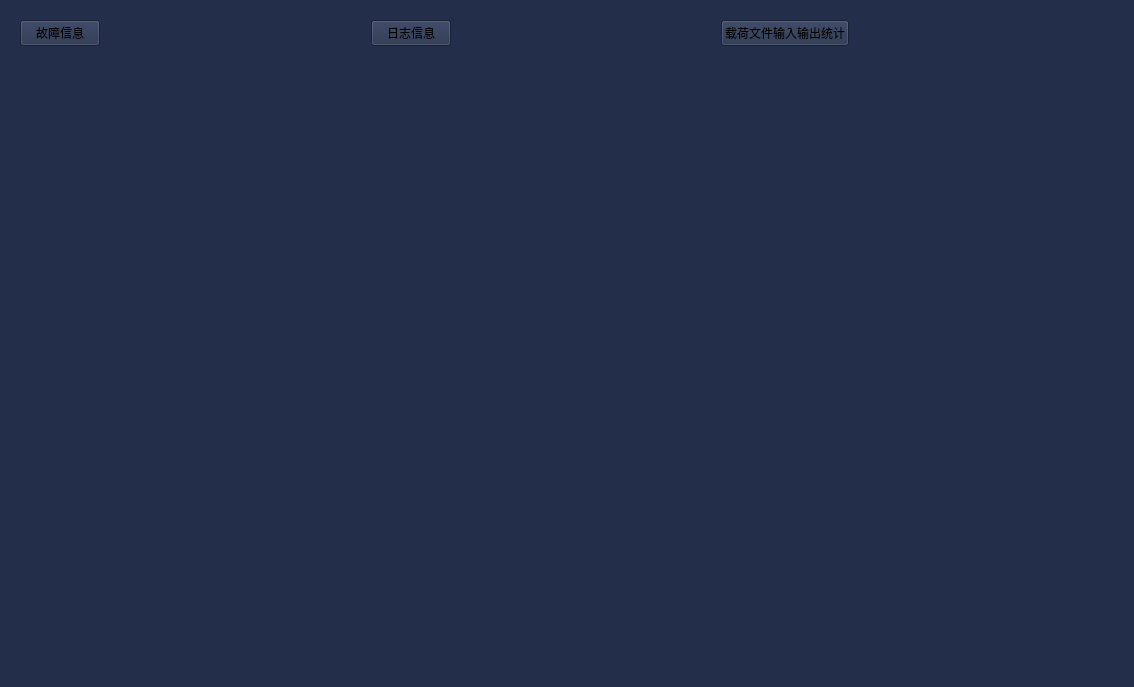
fucked777/znsd, file MDS_DevelopWork/src/UserPlugins/ReportTablePlugin/ReportTablePage.ui: the form before one commit.
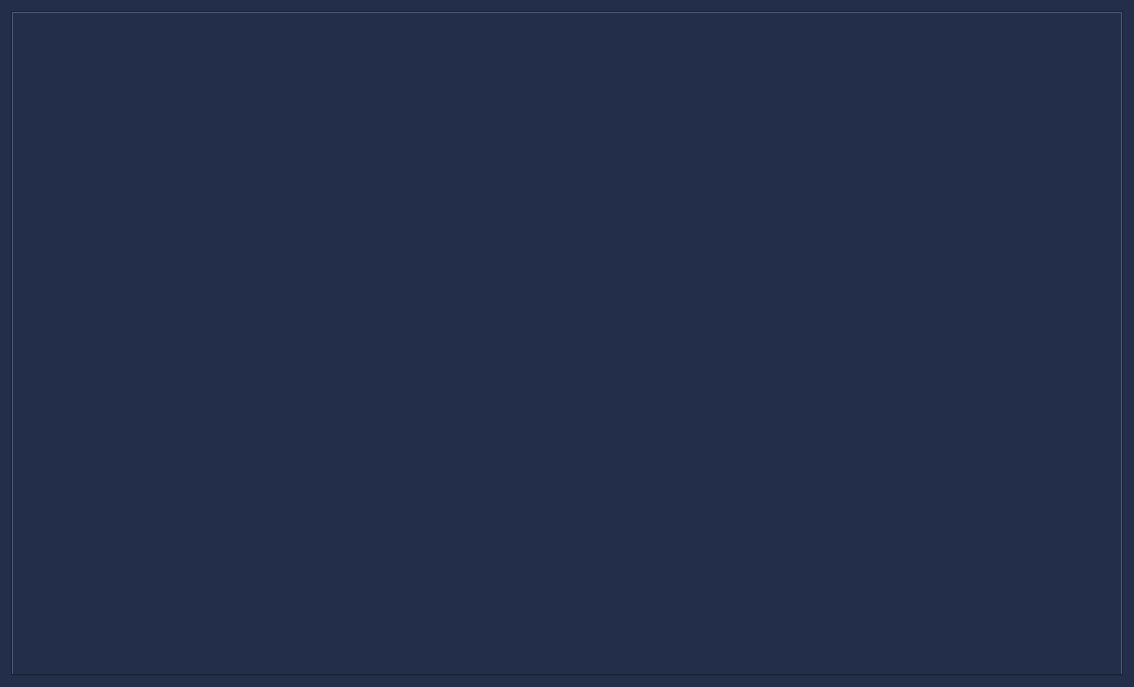
The form after the commit.

```diff
--- a/MDS_DevelopWork/src/UserPlugins/ReportTablePlugin/ReportTablePage.ui
+++ b/MDS_DevelopWork/src/UserPlugins/ReportTablePlugin/ReportTablePage.ui
@@ -16,79 +16,13 @@
   <property name="styleSheet">
    <string notr="true">background-color: #232e4a;</string>
   </property>
-  <layout class="QVBoxLayout" name="verticalLayout">
-   <item>
-    <layout class="QHBoxLayout" name="horizontalLayout_2">
-     <item>
-      <widget class="QWidget" name="widget" native="true">
-       <layout class="QHBoxLayout" name="horizontalLayout">
-        <item>
-         <widget class="QPushButton" name="faultMsgBtn">
-          <property name="text">
-           <string>故障信息</string>
-          </property>
-         </widget>
-        </item>
-        <item>
-         <spacer name="horizontalSpacer">
-          <property name="orientation">
-           <enum>Qt::Horizontal</enum>
-          </property>
-          <property name="sizeHint" stdset="0">
-           <size>
-            <width>73</width>
-            <height>20</height>
-           </size>
-          </property>
-         </spacer>
-        </item>
-        <item>
-         <widget class="QPushButton" name="logMsgBtn">
-          <property name="text">
-           <string>日志信息</string>
-          </property>
-         </widget>
-        </item>
-        <item>
-         <spacer name="horizontalSpacer_2">
-          <property name="orientation">
-           <enum>Qt::Horizontal</enum>
-          </property>
-          <property name="sizeHint" stdset="0">
-           <size>
-            <width>73</width>
-            <height>20</height>
-           </size>
-          </property>
-         </spacer>
-        </item>
-        <item>
-         <widget class="QPushButton" name="fileBtn">
-          <property name="text">
-           <string>载荷文件输入输出统计</string>
-          </property>
-         </widget>
-        </item>
-        <item>
-         <spacer name="horizontalSpacer_3">
-          <property name="orientation">
-           <enum>Qt::Horizontal</enum>
-          </property>
-          <property name="sizeHint" stdset="0">
-           <size>
-            <width>40</width>
-            <height>20</height>
-           </size>
-          </property>
-         </spacer>
-        </item>
-       </layout>
-      </widget>
-     </item>
-    </layout>
-   </item>
-   <item>
-    <widget class="QStackedWidget" name="stackedWidget"/>
+  <layout class="QGridLayout" name="gridLayout">
+   <item row="0" column="0">
+    <widget class="QTabWidget" name="tabWidget">
+     <property name="currentIndex">
+      <number>-1</number>
+     </property>
+    </widget>
    </item>
   </layout>
  </widget>
```
